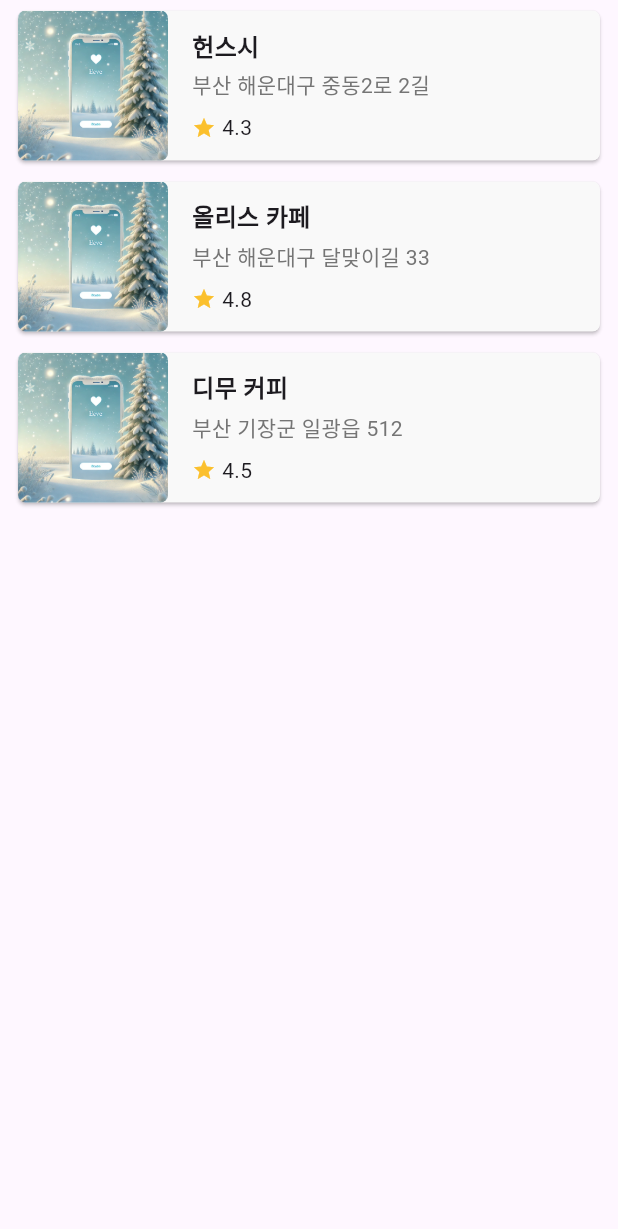
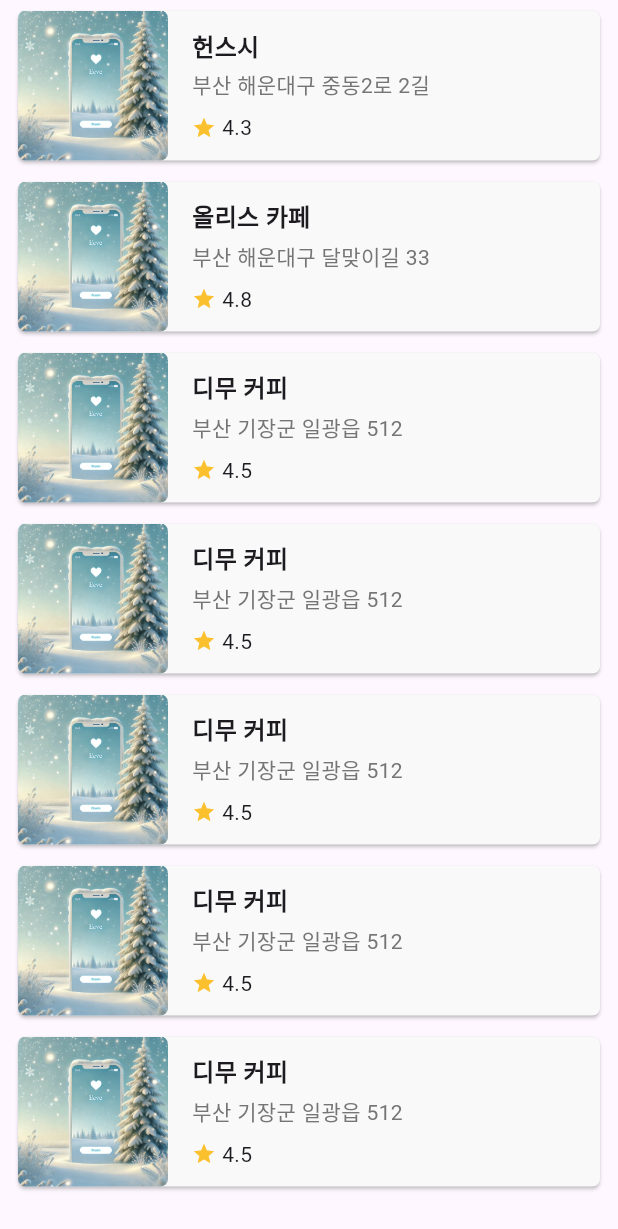
Before and after one commit to KangHuiSoo/my-couple-app, a Flutter app: the PlaceList widget shown alone on an empty page, opened directly, on a phone screen of 412 x 824 dp. Shown: the top 1229 px of the screen. Run offline on Flutter 3.47's test engine with Material 3 defaults, Android fonts, the phone set to English and light mode, and no system bars; our stand-ins replace flutter_svg, font_awesome_flutter, google_maps_flutter, image_picker, table_calendar; Roboto replaces fonts that are missing (Pretendard).

Commit message:
기타 리팩터링

```diff
--- a/lib/core/ui/component/place_list.dart
+++ b/lib/core/ui/component/place_list.dart
@@ -27,6 +27,30 @@ class PlaceList extends StatelessWidget {
         'rating': 4.5,
         'image': 'assets/images/default_background.jpg',
       },
+      {
+        'name': '디무 커피',
+        'address': '부산 기장군 일광읍 512',
+        'rating': 4.5,
+        'image': 'assets/images/default_background.jpg',
+      },
+      {
+        'name': '디무 커피',
+        'address': '부산 기장군 일광읍 512',
+        'rating': 4.5,
+        'image': 'assets/images/default_background.jpg',
+      },
+      {
+        'name': '디무 커피',
+        'address': '부산 기장군 일광읍 512',
+        'rating': 4.5,
+        'image': 'assets/images/default_background.jpg',
+      },
+      {
+        'name': '디무 커피',
+        'address': '부산 기장군 일광읍 512',
+        'rating': 4.5,
+        'image': 'assets/images/default_background.jpg',
+      }
     ];
 
     return ListView.builder(
```
Also changed, not shown: lib/ui/home/home_screen.dart (+0 -21 lines), lib/ui/place/place_list_screen.dart (+6 -27 lines).
